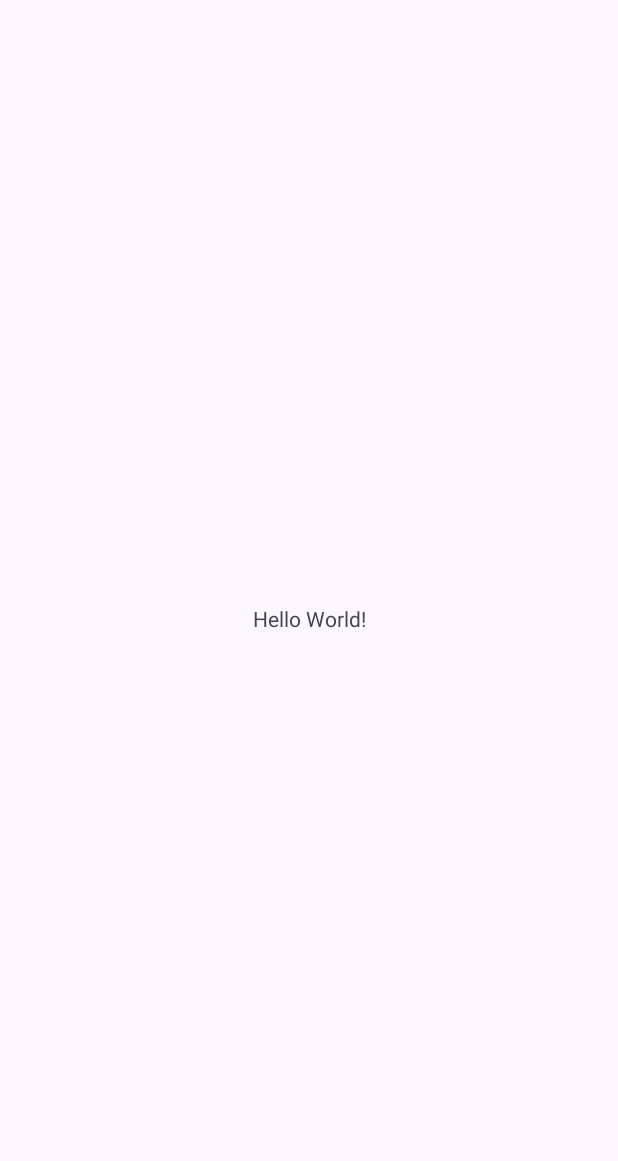
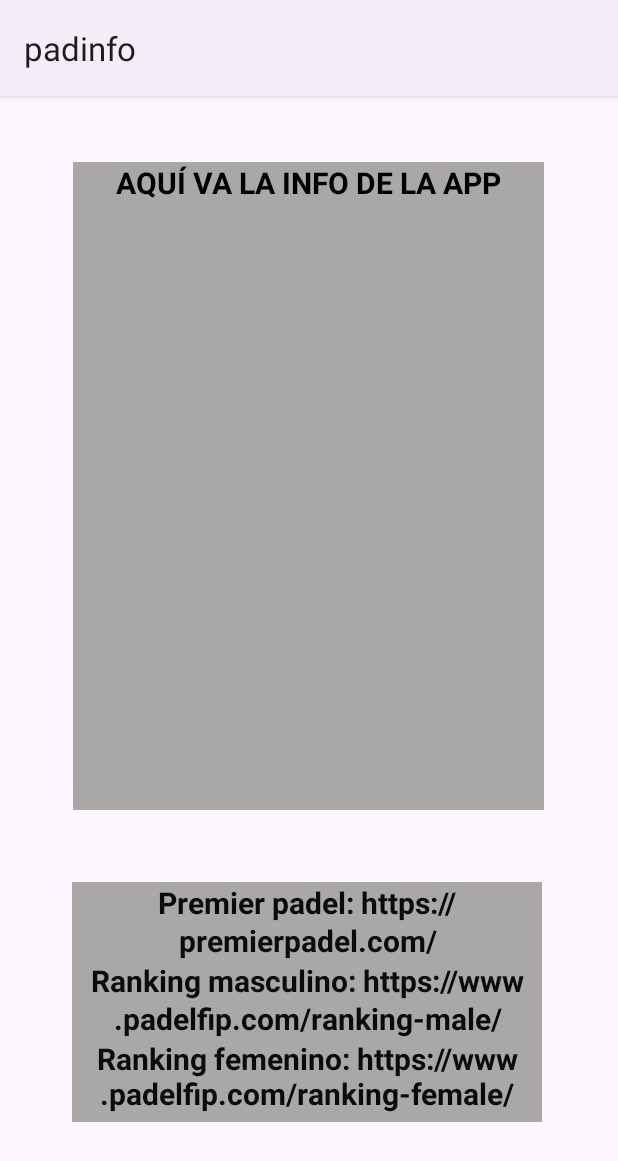
Before and after one commit to daanigp/padinfo, an Android app: the screen it shows after launch (MainActivity before the commit, Activity_Inicio after it), on a phone screen of 412 x 824 dp. Before the commit the part shown is almost empty. Shown: the top 1161 px of the screen. Run offline under Robolectric (Android 15) with nearby library versions, the phone set to English and light mode, and no system bars.

Commit message:
Página de inicio + menú dinámico.

```diff
--- a/app/app/src/main/AndroidManifest.xml
+++ b/app/app/src/main/AndroidManifest.xml
@@ -13,7 +13,7 @@
         android:theme="@style/Theme.Padinfo"
         tools:targetApi="31">
         <activity
-            android:name=".MainActivity"
+            android:name=".Activity_Inicio"
             android:exported="true">
             <intent-filter>
                 <action android:name="android.intent.action.MAIN" />
--- /dev/null
+++ b/app/app/src/main/java/com/daanigp/padinfo/Activity_Inicio.java
@@ -0,0 +1,42 @@
+package com.daanigp.padinfo;
+
+import androidx.appcompat.app.AppCompatActivity;
+
+import android.os.Bundle;
+import android.widget.TextView;
+
+import java.net.MalformedURLException;
+import java.net.URL;
+
+public class Activity_Inicio extends AppCompatActivity {
+
+    TextView txtInfoApp, txtInfoApp_webs;
+    @Override
+    protected void onCreate(Bundle savedInstanceState) {
+        super.onCreate(savedInstanceState);
+        setContentView(R.layout.activity_inicio);
+
+        txtInfoApp = (TextView) findViewById(R.id.txtInfoApp);
+        txtInfoApp_webs = (TextView) findViewById(R.id.txtInfoApp_webs);
+
+        String premierPadel, rankingMasculino, rankingFemenino;
+        premierPadel = "https://premierpadel.com/";
+        rankingMasculino = "https://www.padelfip.com/ranking-male/";
+        rankingFemenino = "https://www.padelfip.com/ranking-female/";
+
+        try {
+
+            URL urlPremierPadel = new URL(premierPadel);
+            URL urlRankingMasculino = new URL(rankingMasculino);
+            URL urlRankingFemenino = new URL(rankingFemenino);
+
+            txtInfoApp_webs.setText("Premier padel: " + urlPremierPadel);
+            txtInfoApp_webs.append("\nRanking masculino: " + urlRankingMasculino);
+            txtInfoApp_webs.append("\nRanking femenino: " + urlRankingFemenino);
+
+        } catch (MalformedURLException e) {
+            e.printStackTrace();
+        }
+
+    }
+}
--- /dev/null
+++ b/app/app/src/main/res/layout/activity_inicio.xml
@@ -0,0 +1,42 @@
+<?xml version="1.0" encoding="utf-8"?>
+<androidx.constraintlayout.widget.ConstraintLayout xmlns:android="http://schemas.android.com/apk/res/android"
+    xmlns:app="http://schemas.android.com/apk/res-auto"
+    xmlns:tools="http://schemas.android.com/tools"
+    android:layout_width="match_parent"
+    android:layout_height="match_parent"
+    tools:context=".Activity_Inicio">
+
+    <TextView
+        android:id="@+id/txtInfoApp"
+        android:layout_width="314dp"
+        android:layout_height="432dp"
+        android:layout_marginTop="44dp"
+        android:background="#AAA7A7"
+        android:maxLines="10"
+        android:text="@string/info"
+        android:textAlignment="center"
+        android:textColor="#000000"
+        android:textSize="20dp"
+        android:textStyle="bold"
+        app:layout_constraintEnd_toEndOf="parent"
+        app:layout_constraintHorizontal_bias="0.494"
+        app:layout_constraintStart_toStartOf="parent"
+        app:layout_constraintTop_toTopOf="parent" />
+
+    <TextView
+        android:id="@+id/txtInfoApp_webs"
+        android:layout_width="313dp"
+        android:layout_height="160dp"
+        android:layout_marginTop="48dp"
+        android:background="#AAA7A7"
+        android:textAlignment="center"
+        android:textColor="#0B0B0B"
+        android:textSize="20dp"
+        android:textStyle="bold"
+        app:layout_constraintBottom_toBottomOf="parent"
+        app:layout_constraintEnd_toEndOf="parent"
+        app:layout_constraintHorizontal_bias="0.489"
+        app:layout_constraintStart_toStartOf="parent"
+        app:layout_constraintTop_toBottomOf="@+id/txtInfoApp"
+        app:layout_constraintVertical_bias="0.0" />
+</androidx.constraintlayout.widget.ConstraintLayout>
--- a/app/app/src/main/res/values-night/themes.xml
+++ b/app/app/src/main/res/values-night/themes.xml
@@ -1,6 +1,6 @@
 <resources xmlns:tools="http://schemas.android.com/tools">
     <!-- Base application theme. -->
-    <style name="Base.Theme.Padinfo" parent="Theme.Material3.DayNight.NoActionBar">
+    <style name="Base.Theme.Padinfo" parent="Theme.Material3.DayNight">
         <!-- Customize your dark theme here. -->
         <!-- <item name="colorPrimary">@color/my_dark_primary</item> -->
     </style>
--- a/app/app/src/main/res/values/strings.xml
+++ b/app/app/src/main/res/values/strings.xml
@@ -1,3 +1,9 @@
 <resources>
     <string name="app_name">padinfo</string>
+    <string name="info">AQUÍ VA LA INFO DE LA APP</string>
+    <string name="torneos2023">Listado de Torneos 2023</string>
+    <string name="top5">TOP 5 Jugadores/as</string>
+    <string name="editUsuario">Editar Usuario</string>
+    <string name="registrarPartidos">Registrar Partidos</string>
+    <string name="cerrarSesion">Cerrar Sesión</string>
 </resources>
--- a/app/app/src/main/res/values/themes.xml
+++ b/app/app/src/main/res/values/themes.xml
@@ -1,6 +1,6 @@
 <resources xmlns:tools="http://schemas.android.com/tools">
     <!-- Base application theme. -->
-    <style name="Base.Theme.Padinfo" parent="Theme.Material3.DayNight.NoActionBar">
+    <style name="Base.Theme.Padinfo" parent="Theme.Material3.DayNight">
         <!-- Customize your light theme here. -->
         <!-- <item name="colorPrimary">@color/my_light_primary</item> -->
     </style>
```
Also changed, not shown: app/app/src/main/res/menu/menu_dinamico.xml (added, +20 -0 lines).
